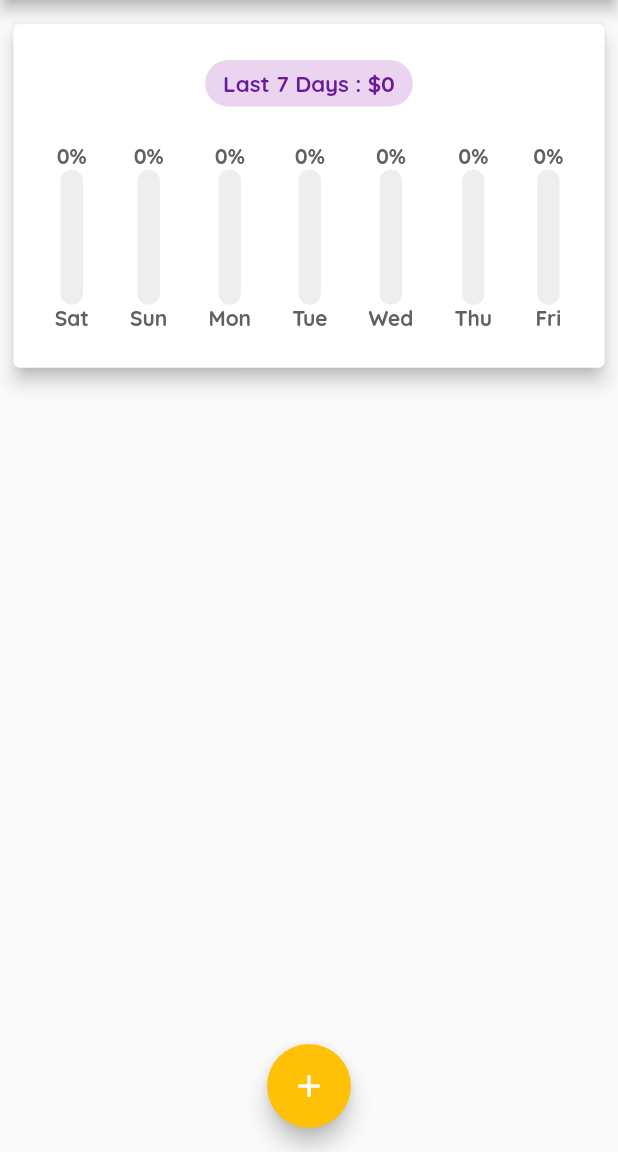
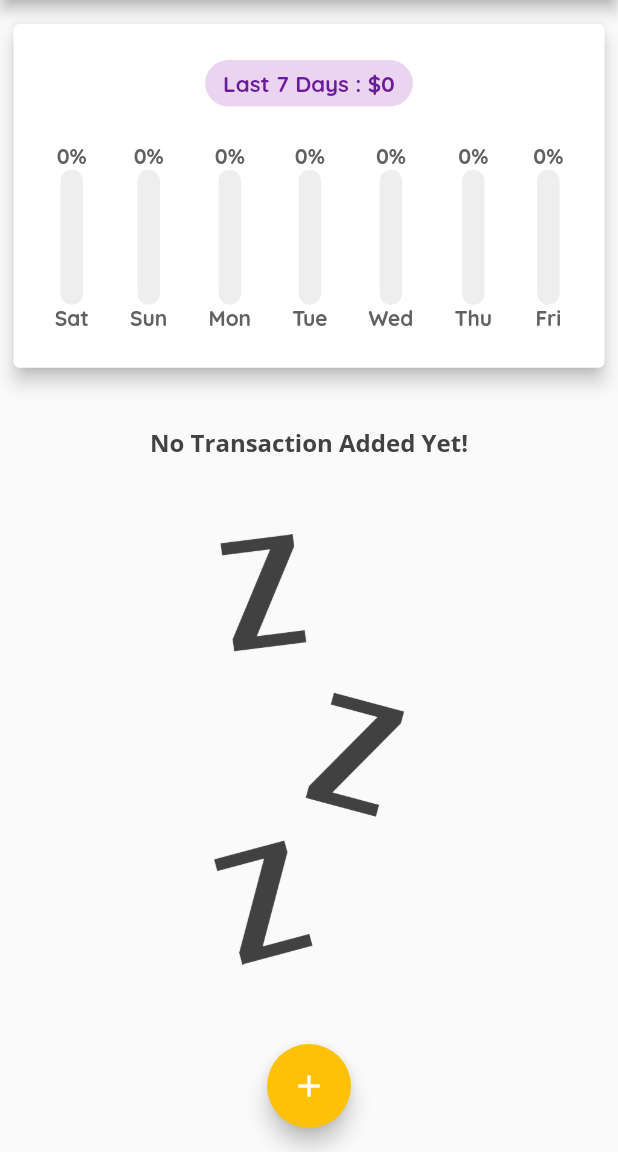
Before and after one commit to hosseinvejdani/simple_expenses_planner_en, a Flutter app: the screen it shows after launch, on a phone screen of 412 x 824 dp, the part 84-1236 px from its top. Run offline on Flutter 3.47's test engine with Material 2 defaults, Android fonts, the phone set to English and light mode, and no system bars.

Commit message:
adding imgae to free space in homepage

```diff
--- a/lib/widgets/home_page.dart
+++ b/lib/widgets/home_page.dart
@@ -2,6 +2,7 @@ import 'package:flutter/material.dart';
 import './transactions_list.dart';
 import './last_week_chart_box.dart';
 import './new_transaction_form.dart';
+import './no_transaction_added.dart';
 import '../models/transaction.dart';
 
 class HomePage extends StatefulWidget {
@@ -65,7 +66,6 @@ class _HomePageState extends State<HomePage> {
 
   @override
   Widget build(BuildContext context) {
-    // TODO : add awsome widget for empty space
     final _height = MediaQuery.of(context).size.height;
     final _boxChartHeight = 0.30 * _height;
 
@@ -92,10 +92,12 @@ class _HomePageState extends State<HomePage> {
               height: _boxChartHeight,
             ),
             Expanded(
-              child: TransactionsList(
-                transactions: _transactions,
-                deleteHandler: _deleteHandler,
-              ),
+              child: _transactions.isEmpty
+                  ? NoTransactionAdded()
+                  : TransactionsList(
+                      transactions: _transactions,
+                      deleteHandler: _deleteHandler,
+                    ),
             ),
           ],
         ),
--- /dev/null
+++ b/lib/widgets/no_transaction_added.dart
@@ -0,0 +1,35 @@
+import 'package:flutter/material.dart';
+
+class NoTransactionAdded extends StatelessWidget {
+  const NoTransactionAdded({Key? key}) : super(key: key);
+
+  @override
+  Widget build(BuildContext context) {
+    return Column(
+      mainAxisAlignment: MainAxisAlignment.start,
+      crossAxisAlignment: CrossAxisAlignment.stretch,
+      children: [
+        SizedBox(
+          height: 20,
+        ),
+        Center(
+          child: Text(
+            'No Transaction Added Yet!',
+            style: TextStyle(
+              color: Colors.grey[800],
+              fontFamily: 'OpenSans',
+              fontWeight: FontWeight.bold,
+              fontSize: 16,
+            ),
+          ),
+        ),
+        Expanded(
+          child: Padding(
+            padding: const EdgeInsets.only(bottom: 125, top: 50),
+            child: Image.asset('assets/images/waiting.png'),
+          ),
+        ),
+      ],
+    );
+  }
+}
--- a/lib/widgets/single_transaction.dart
+++ b/lib/widgets/single_transaction.dart
@@ -42,13 +42,10 @@ class SingleTx extends StatelessWidget {
             style: TextStyle(fontWeight: FontWeight.bold),
           ),
           subtitle: Text(DateFormat.yMMMEd().format(date)),
-          trailing: Padding(
-            padding: const EdgeInsets.only(right: 6.0),
-            child: IconButton(
-              onPressed: () => deleteHandler(id),
-              icon: Icon(Icons.delete),
-              color: Colors.redAccent,
-            ),
+          trailing: IconButton(
+            onPressed: () => deleteHandler(id),
+            icon: Icon(Icons.delete),
+            color: Colors.redAccent,
           ),
         ),
       ),
```
